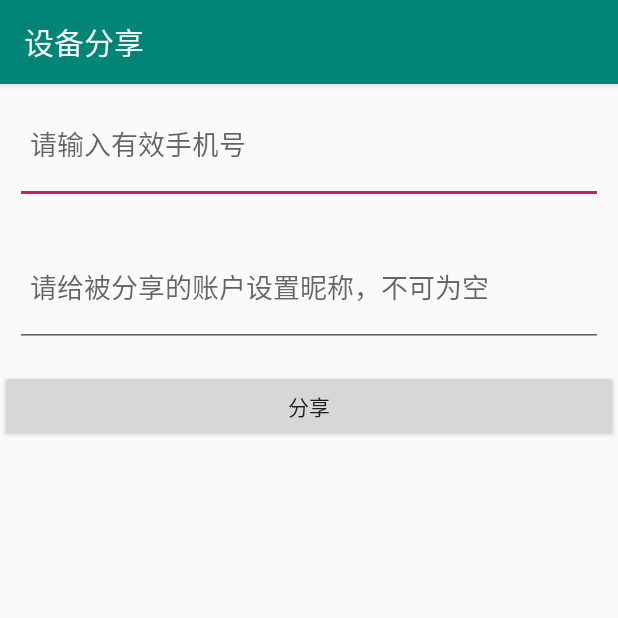
After one commit to comaiotsdk/CatEyeSdkTest, an Android app: the ShareDeviceToPhoneActivity screen opened directly, with no data from a screen before it, on a phone screen of 412 x 824 dp, the top half of it. The commit adds this screen. Run offline under Robolectric (Android 15) with nearby library versions, the phone set to English and light mode, and no system bars; libraries missing offline, so code that uses them is left out: com.comaiot.net; 1 statement that could not run was skipped.

Commit message:
1.添加删除全部设备事件消息的接口 2.添加分享时对分享账户设置昵称的功能

```diff
--- a/DemoTest/build.gradle
+++ b/DemoTest/build.gradle
@@ -8,7 +8,7 @@ android {
         minSdkVersion 18
         targetSdkVersion 29
         versionCode 1
-        versionName "1.1.4"
+        versionName "1.1.5"
 
         //Cannot fit requested classes in a single dex file (# methods: 131010 > 65536)
         multiDexEnabled true
@@ -44,7 +44,7 @@ dependencies {
 
     //Cannot fit requested classes in a single dex file (# methods: 131010 > 65536)
     implementation 'androidx.multidex:multidex:2.0.0'
-    implementation 'com.github.comaiotsdk:cateyesdk:v1.1.4'
+    implementation 'com.github.comaiotsdk:cateyesdk:v1.1.5'
     implementation 'io.jsonwebtoken:jjwt:0.9.1'
     implementation 'com.github.mcxtzhang:SwipeDelMenuLayout:V1.3.0'
     //下方注释必看
@@ -52,7 +52,7 @@ dependencies {
     //如果产生第三方库冲突，请按照gradle剔除依赖方式解决，参考如下：
     /*
 
-    implementation ('com.github.comaiotsdk:cateyesdk:v1.1.4'){
+    implementation ('com.github.comaiotsdk:cateyesdk:v1.1.5'){
         exclude group: 'com.okhttp.okhttp3'
     }
 
--- a/DemoTest/src/main/AndroidManifest.xml
+++ b/DemoTest/src/main/AndroidManifest.xml
@@ -84,7 +84,7 @@
             android:label="播放视频" />
 
         <activity
-            android:name=".act.ShareDeviceActivity"
+            android:name=".act.ShareDeviceToPhoneActivity"
             android:label="设备分享" />
 
         <activity
--- a/DemoTest/src/main/java/com/comaiot/comaiotsdktest/act/MainActivity.java
+++ b/DemoTest/src/main/java/com/comaiot/comaiotsdktest/act/MainActivity.java
@@ -729,6 +729,7 @@ public class MainActivity extends AppCompatActivity implements CatEysListener, D
             intent.putExtra("deviceSettings", deviceSettings);
         }
         intent.putExtra("device", device);
+        intent.putExtra("jwtToken", jwtToken);
 
         startActivityForResult(intent, 4);
     }
--- /dev/null
+++ b/DemoTest/src/main/java/com/comaiot/comaiotsdktest/act/ShareDeviceToPhoneActivity.java
@@ -0,0 +1,103 @@
+package com.comaiot.comaiotsdktest.act;
+
+import android.os.Bundle;
+import android.text.TextUtils;
+import android.view.View;
+import android.widget.Button;
+import android.widget.EditText;
+import android.widget.Toast;
+
+import androidx.annotation.Nullable;
+import androidx.appcompat.app.AppCompatActivity;
+
+import com.comaiot.comaiotsdktest.R;
+import com.comaiot.net.library.bean.PartNerQueryDevice;
+import com.comaiot.net.library.bean.PartnerShareDeviceEntity;
+import com.comaiot.net.library.controller.view.PartnerShareDeviceReqView;
+import com.comaiot.net.library.core.CatEyeSDKInterface;
+import com.comaiot.net.library.core.NoAttachViewException;
+import com.comaiot.net.library.core.NoInternetException;
+
+import java.util.regex.Matcher;
+import java.util.regex.Pattern;
+
+public class ShareDeviceToPhoneActivity extends AppCompatActivity {
+
+    private EditText mPhoneNumberEditView;
+    private EditText mNickNameEditView;
+    private Button mBtnShareDevice;
+
+    private PartNerQueryDevice mDevice;
+    private String mJwtToken;
+
+    @Override
+    protected void onCreate(@Nullable Bundle savedInstanceState) {
+        super.onCreate(savedInstanceState);
+        setContentView(R.layout.activity_share_device_to_phone);
+
+        mDevice = (PartNerQueryDevice) getIntent().getSerializableExtra("device");
+        mJwtToken = getIntent().getStringExtra("jwtToken");
+
+        mPhoneNumberEditView = findViewById(R.id.phone_number_edit);
+        mNickNameEditView = findViewById(R.id.share_nick_name);
+        mBtnShareDevice = findViewById(R.id.btn_share_device);
+
+        mBtnShareDevice.setOnClickListener(new View.OnClickListener() {
+            @Override
+            public void onClick(View v) {
+                String phoneNumber = mPhoneNumberEditView.getText().toString().trim();
+                String nickName = mNickNameEditView.getText().toString().trim();
+
+                if (TextUtils.isEmpty(phoneNumber) || TextUtils.isEmpty(nickName)) {
+                    Toast.makeText(ShareDeviceToPhoneActivity.this, "请输入有效的手机号或者昵称", Toast.LENGTH_SHORT).show();
+                    return;
+                }
+
+                Pattern p = Pattern.compile("^1(3([0-35-9]\\d|4[1-8])|4[14-9]\\d|5([0125689]\\d|7[1-79])|66\\d|7[2-35-8]\\d|8\\d{2}|9[89]\\d)\\d{7}$");
+                Matcher m = p.matcher(phoneNumber);
+                boolean find = m.find();
+                if (!find) {
+                    Toast.makeText(ShareDeviceToPhoneActivity.this, "请输入有效的手机号", Toast.LENGTH_SHORT).show();
+                    return;
+                }
+
+                if (null == mDevice) return;
+                String devUid = mDevice.getDev_uid();
+
+                try {
+                    CatEyeSDKInterface.get().partNerShareDevice(devUid, phoneNumber, mJwtToken, nickName, new PartnerShareDeviceReqView() {
+                        @Override
+                        public void onPartnerShareDeviceReqSuccess(PartnerShareDeviceEntity baseAppEntity) {
+                            Toast.makeText(ShareDeviceToPhoneActivity.this, "Share Device Success.", Toast.LENGTH_SHORT).show();
+                            finish();
+                        }
+
+                        @Override
+                        public void showLoading() {
+
+                        }
+
+                        @Override
+                        public void hideLoading() {
+
+                        }
+
+                        @Override
+                        public void onRequestSuccess() {
+
+                        }
+
+                        @Override
+                        public void onRequestError(String errorMsg, String methodName) {
+
+                        }
+                    });
+                } catch (NoAttachViewException e) {
+                    e.printStackTrace();
+                } catch (NoInternetException e) {
+                    e.printStackTrace();
+                }
+            }
+        });
+    }
+}
--- a/DemoTest/src/main/java/com/comaiot/comaiotsdktest/app/App.java
+++ b/DemoTest/src/main/java/com/comaiot/comaiotsdktest/app/App.java
@@ -24,8 +24,8 @@ public class App extends Application {
         MultiDex.install(this);
 
         try {
-            String ak = "072ffed34fd5d282e903017e0abe34e8";             //Your AK
-            String sk = "a9222ecbb94d68194f725475c2dd2d46";             //Your SK
+            String ak = "";             //Your AK
+            String sk = "";             //Your SK
             CatEyeSDKInterface.init(this, "86", ak, sk);
         } catch (NoAttachViewException e) {
             AppUtils.e("NoAttachViewException: " + e.toString());
--- /dev/null
+++ b/DemoTest/src/main/res/layout/activity_share_device_to_phone.xml
@@ -0,0 +1,35 @@
+<?xml version="1.0" encoding="utf-8"?>
+<LinearLayout xmlns:android="http://schemas.android.com/apk/res/android"
+    android:layout_width="match_parent"
+    android:layout_height="match_parent"
+    android:orientation="vertical">
+
+    <EditText
+        android:id="@+id/phone_number_edit"
+        android:layout_width="match_parent"
+        android:layout_height="80dp"
+        android:layout_marginLeft="10dp"
+        android:layout_marginRight="10dp"
+        android:hint="请输入有效手机号"
+        android:paddingLeft="10dp"
+        android:paddingRight="10dp" />
+
+    <EditText
+        android:id="@+id/share_nick_name"
+        android:layout_width="match_parent"
+        android:layout_height="80dp"
+        android:layout_marginLeft="10dp"
+        android:layout_marginTop="15dp"
+        android:layout_marginRight="10dp"
+        android:hint="请给被分享的账户设置昵称，不可为空"
+        android:paddingLeft="10dp"
+        android:paddingRight="10dp" />
+
+    <Button
+        android:id="@+id/btn_share_device"
+        android:layout_width="match_parent"
+        android:layout_height="wrap_content"
+        android:layout_marginTop="15dp"
+        android:text="分享" />
+
+</LinearLayout>
--- a/DemoTest/src/main/res/layout/device_settings.xml
+++ b/DemoTest/src/main/res/layout/device_settings.xml
@@ -308,7 +308,7 @@
                 android:text="测试设置参数" />
 
             <Button
-                android:id="@+id/share_device"
+                android:id="@+id/share_device_to_phone"
                 android:layout_width="match_parent"
                 android:layout_height="wrap_content"
                 android:layout_marginTop="15dp"
--- a/DemoTest/src/main/res/menu/menu_msg_list.xml
+++ b/DemoTest/src/main/res/menu/menu_msg_list.xml
@@ -7,4 +7,8 @@
         android:id="@+id/refresh_list"
         android:title="刷新列表" />
 
+    <item
+        android:id="@+id/delete_all_message"
+        android:title="删除全部消息" />
+
 </menu>
```
Also changed, not shown: DemoTest/src/main/java/com/comaiot/comaiotsdktest/act/DeviceEventListActivity.java (+41 -1 lines), DemoTest/src/main/java/com/comaiot/comaiotsdktest/act/DeviceSettingsActivity.java (+13 -4 lines), DemoTest/src/main/java/com/comaiot/comaiotsdktest/act/LoginJwtActivity.java (+4 -4 lines), DemoTest/src/main/java/com/comaiot/comaiotsdktest/act/ShareDeviceActivity.java (deleted, +0 -95 lines), DemoTest/src/main/java/com/comaiot/comaiotsdktest/act/ShareDeviceListActivity.java (+15 -1 lines), DemoTest/src/main/res/layout/activity_share_device.xml (deleted, +0 -30 lines), 1 other file.
